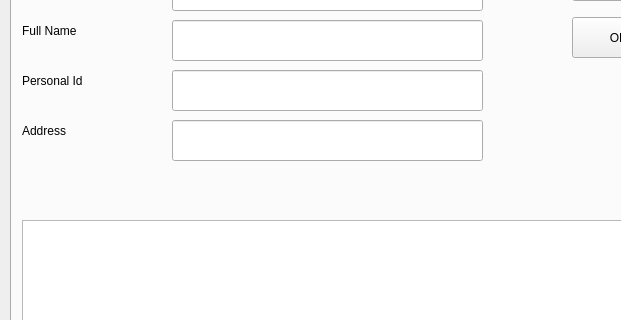
Before: the Qt Designer form Table.ui in vince0119/Project-Deskstop, drawn with Qt 5; both pictures show x 0 to 621 and y 136 to 456 of the 932 by 755 pixel window.
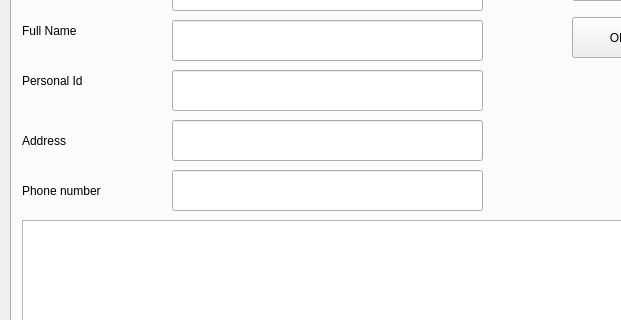
After: the same form once the commit is applied.

Commit message: db add staff phone, add staff validation

What changed in the file:
```diff
--- a/Table.ui
+++ b/Table.ui
@@ -1261,7 +1261,7 @@
       <property name="geometry">
        <rect>
         <x>10</x>
-        <y>210</y>
+        <y>220</y>
         <width>201</width>
         <height>41</height>
        </rect>
@@ -1347,6 +1347,38 @@
        <string>Load Data</string>
       </property>
      </widget>
+     <widget class="QLineEdit" name="txtStaffPhone">
+      <property name="geometry">
+       <rect>
+        <x>160</x>
+        <y>270</y>
+        <width>311</width>
+        <height>41</height>
+       </rect>
+      </property>
+      <property name="font">
+       <font>
+        <family>Times New Roman</family>
+        <pointsize>14</pointsize>
+       </font>
+      </property>
+      <property name="readOnly">
+       <bool>true</bool>
+      </property>
+     </widget>
+     <widget class="QLabel" name="lblStaffPhone">
+      <property name="geometry">
+       <rect>
+        <x>10</x>
+        <y>270</y>
+        <width>201</width>
+        <height>41</height>
+       </rect>
+      </property>
+      <property name="text">
+       <string>Phone number</string>
+      </property>
+     </widget>
     </widget>
    </widget>
   </widget>
```
Left out of the diff: 2 changed lines with no effect on the pictures. The commit also changes 8 other files.
